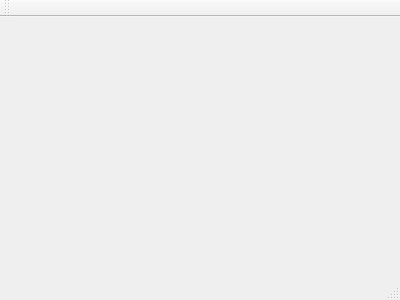
Qt form mainwindow.ui (ghxurshid/QRCodeScanner) before a commit.
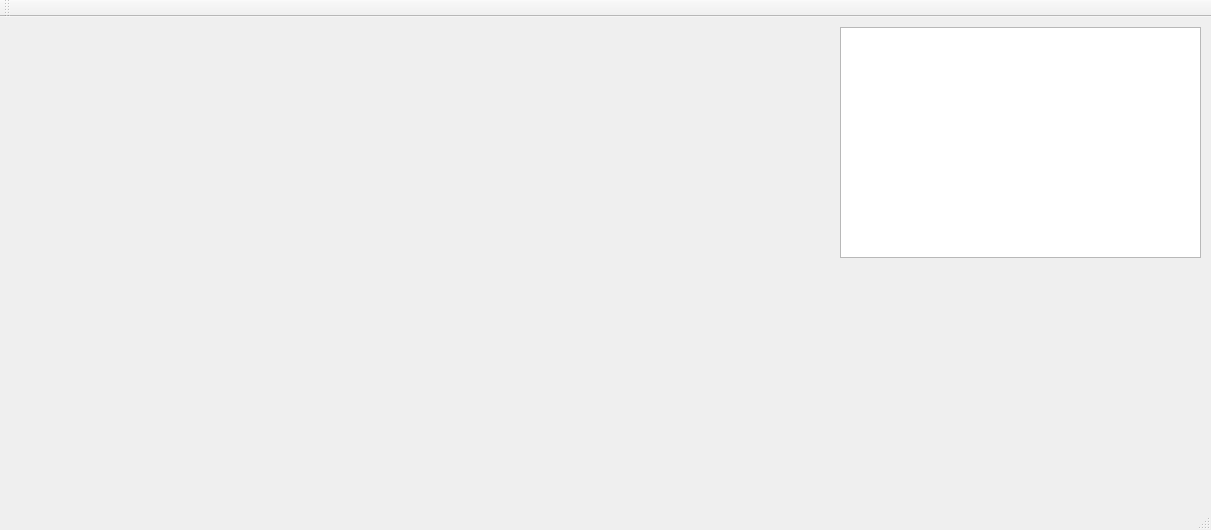
The same form after that commit.

Diff of the .ui file:
```diff
--- a/mainwindow.ui
+++ b/mainwindow.ui
@@ -1,24 +1,50 @@
 <ui version="4.0">
  <class>MainWindow</class>
- <widget class="QMainWindow" name="MainWindow" >
-  <property name="geometry" >
+ <widget class="QMainWindow" name="MainWindow">
+  <property name="geometry">
    <rect>
     <x>0</x>
     <y>0</y>
-    <width>400</width>
-    <height>300</height>
+    <width>1211</width>
+    <height>530</height>
    </rect>
   </property>
   <property name="windowTitle" >
    <string>MainWindow</string>
   </property>
-  <widget class="QMenuBar" name="menuBar" />
-  <widget class="QToolBar" name="mainToolBar" />
-  <widget class="QWidget" name="centralWidget" />
-  <widget class="QStatusBar" name="statusBar" />
+  <widget class="QWidget" name="centralWidget">
+   <widget class="QGraphicsView" name="graphicsView">
+    <property name="geometry">
+     <rect>
+      <x>840</x>
+      <y>10</y>
+      <width>361</width>
+      <height>231</height>
+     </rect>
+    </property>
+   </widget>
+  </widget>
+  <widget class="QMenuBar" name="menuBar">
+   <property name="geometry">
+    <rect>
+     <x>0</x>
+     <y>0</y>
+     <width>1211</width>
+     <height>21</height>
+    </rect>
+   </property>
+  </widget>
+  <widget class="QToolBar" name="mainToolBar">
+   <attribute name="toolBarArea">
+    <enum>TopToolBarArea</enum>
+   </attribute>
+   <attribute name="toolBarBreak">
+    <bool>false</bool>
+   </attribute>
+  </widget>
+  <widget class="QStatusBar" name="statusBar"/>
  </widget>
- <layoutDefault spacing="6" margin="11" />
- <pixmapfunction></pixmapfunction>
+ <layoutdefault spacing="6" margin="11"/>
  <resources/>
  <connections/>
 </ui>
```
Left out of the diff: 3 changed lines with no effect on the pictures.
